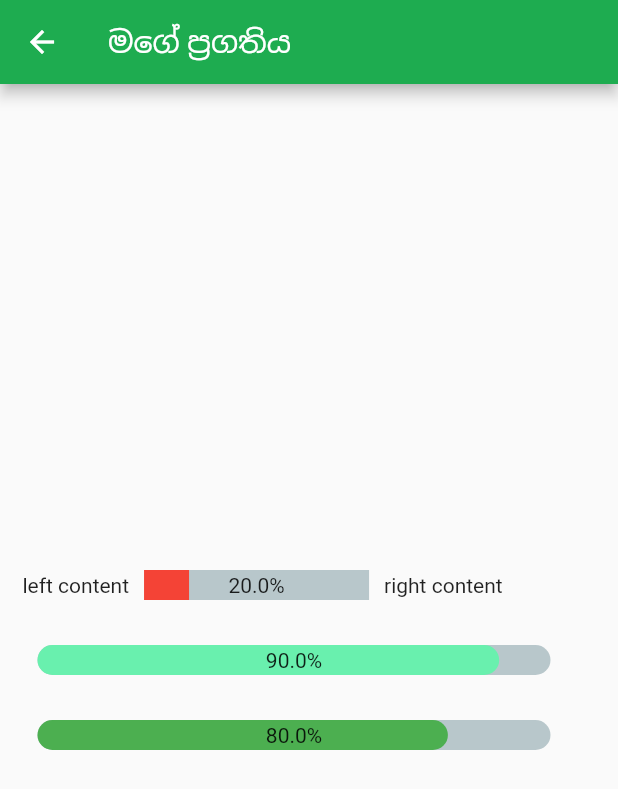
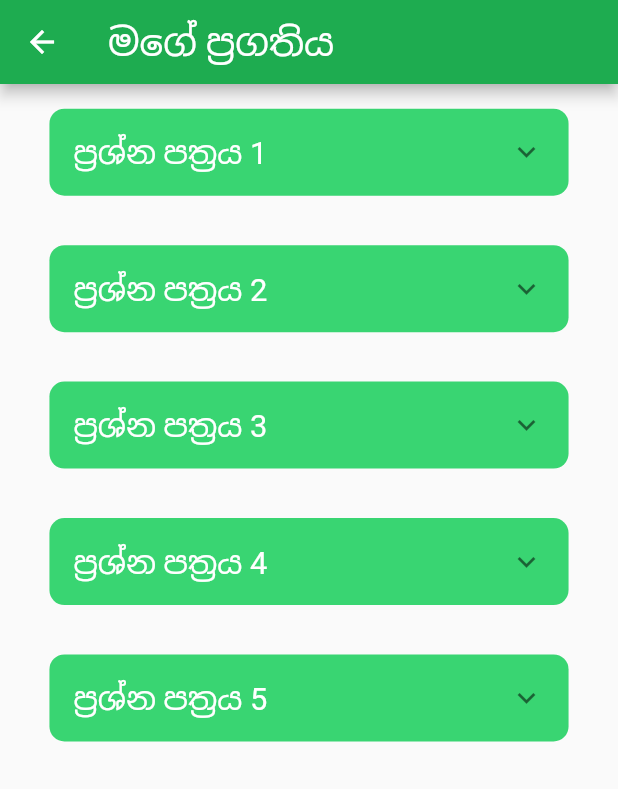
Before and after one commit to MithunW/Edu_App, a Flutter app: the ProgressPage screen opened by its route, on a phone screen of 412 x 824 dp. Shown: the top 789 px of the screen. Run offline on Flutter 3.47's test engine with Material 2 defaults, Android fonts, the phone set to English and light mode, and no system bars; drawn by our look-alikes of percent_indicator; our stand-ins replace shared_preferences; accounts and stored records are empty.

Commit message:
progress show

```diff
--- a/lib/UI/progress.dart
+++ b/lib/UI/progress.dart
@@ -1,70 +1,38 @@
 import 'package:flutter/material.dart';
 import 'package:percent_indicator/linear_percent_indicator.dart';
+import 'package:edu_app/Datalayer/Database.dart';
 
-class ProgressPage extends StatelessWidget {
-  @override
-  // Widget build(BuildContext context) {
 
-  //   return SafeArea(
-  //     child: Scaffold(
-  //       appBar: AppBar(
-  //         title: Text('Progress'),
-  //       ),
-  //       body: Container(
-  //         child: buildScreen(),
-  //       ),
-  //     ),
-  //   );
-  // }
 
-  // Widget buildScreen() {
-  //   return Text('Hello World. This page is about us');
-  // }
+Widget buildPaperProgress(size, list, position) {
+  var removeBottom;
+    return Padding(
+      padding: EdgeInsets.fromLTRB(size.width * 0.08, size.height * 0.02,
+          size.width * 0.08, size.height * 0.02),
+      child: Container(
 
-  Widget build(BuildContext context) {
-    return Scaffold(
-      appBar: new AppBar(
-        title: new Text("මගේ ප්‍රගතිය"),
-      ),
-      body: Center(
-        child: Column(
-          mainAxisAlignment: MainAxisAlignment.center,
-          children: <Widget>[
-            // Padding(
-            //   padding: EdgeInsets.all(15.0),
-            //   child: new LinearPercentIndicator(
-            //     width: 140.0,
-            //     lineHeight: 14.0,
-            //     percent: 0.5,
-            //     center: Text(
-            //       "50.0%",
-            //       style: new TextStyle(fontSize: 12.0),
-            //     ),
-            //     trailing: Icon(Icons.mood),
-            //     linearStrokeCap: LinearStrokeCap.roundAll,
-            //     backgroundColor: Colors.grey,
-            //     progressColor: Colors.blue,
-            //   ),
-            // ),
-            Padding(
+        decoration: BoxDecoration(
+          borderRadius: BorderRadius.circular(10),
+          color: Color.fromRGBO(36, 209, 99, 0.9),
+        ),
+        child: ExpansionTile(
+
+
+        title: Text(
+          list[position],
+          style: TextStyle(
+            color: Colors.white,
+            fontSize: size.height * 0.025,
+          ),
+        ),
+        children: [
+          Padding(
+            padding: EdgeInsets.fromLTRB(
+                0.0, size.height * 0.005, 0.0, size.height * 0.02),
+            child: Padding(
               padding: EdgeInsets.all(15.0),
               child: new LinearPercentIndicator(
-                width: 170.0,
-                animation: true,
-                animationDuration: 1000,
-                lineHeight: 20.0,
-                leading: new Text("left content"),
-                trailing: new Text("right content"),
-                percent: 0.2,
-                center: Text("20.0%"),
-                linearStrokeCap: LinearStrokeCap.butt,
-                progressColor: Colors.red,
-              ),
-            ),
-            Padding(
-              padding: EdgeInsets.all(15.0),
-              child: new LinearPercentIndicator(
-                width: MediaQuery.of(context).size.width - 50,
+                width: 250,
                 animation: true,
                 lineHeight: 20.0,
                 animationDuration: 2000,
@@ -74,48 +42,44 @@ class ProgressPage extends StatelessWidget {
                 progressColor: Colors.greenAccent,
               ),
             ),
-            Padding(
-              padding: EdgeInsets.all(15.0),
-              child: new LinearPercentIndicator(
-                width: MediaQuery.of(context).size.width - 50,
-                animation: true,
-                lineHeight: 20.0,
-                animationDuration: 2500,
-                percent: 0.8,
-                center: Text("80.0%"),
-                linearStrokeCap: LinearStrokeCap.roundAll,
-                progressColor: Colors.green,
-              ),
+          ),
+        ],
+      ),
+    ),
+  );
+}
+
+class ProgressPage extends StatelessWidget {
+  @override
+  Widget build(BuildContext context) {
+    var size = MediaQuery.of(context).size;
+    return SafeArea(
+      child: Scaffold(
+        // drawer: Drawer(
+        //   child: buildDrawer(context, size),
+        // ),
+        appBar: AppBar(
+          title: Text(
+            "මගේ ප්‍රගතිය",
+            style: TextStyle(
+              fontSize: size.height * 0.03,
             ),
-            // Padding(
-            //   padding: EdgeInsets.all(15.0),
-            //   child: Column(
-            //     children: <Widget>[
-            //       new LinearPercentIndicator(
-            //         width: 100.0,
-            //         lineHeight: 8.0,
-            //         percent: 0.2,
-            //         progressColor: Colors.red,
-            //       ),
-            //       new LinearPercentIndicator(
-            //         width: 100.0,
-            //         lineHeight: 8.0,
-            //         percent: 0.5,
-            //         progressColor: Colors.orange,
-            //       ),
-            //       new LinearPercentIndicator(
-            //         width: 100.0,
-            //         lineHeight: 8.0,
-            //         percent: 0.9,
-            //         progressColor: Colors.blue,
-            //       )
-                ],
-              ),
-            // ),
-          // ],
+          ),
         ),
-      // ),
+        body: buildProgress(size),
+      ),
     );
-  // }
+  }
+
+  Widget buildProgress(size) {
+    List list = Database.getPapers();
+    return Container(
+      child: ListView.builder(
+        itemCount: list.length - 5,
+        itemBuilder: (context, position) {
+          return buildPaperProgress(size, list, position);
+        },
+      ),
+    );
+  }
 }
-}
```
